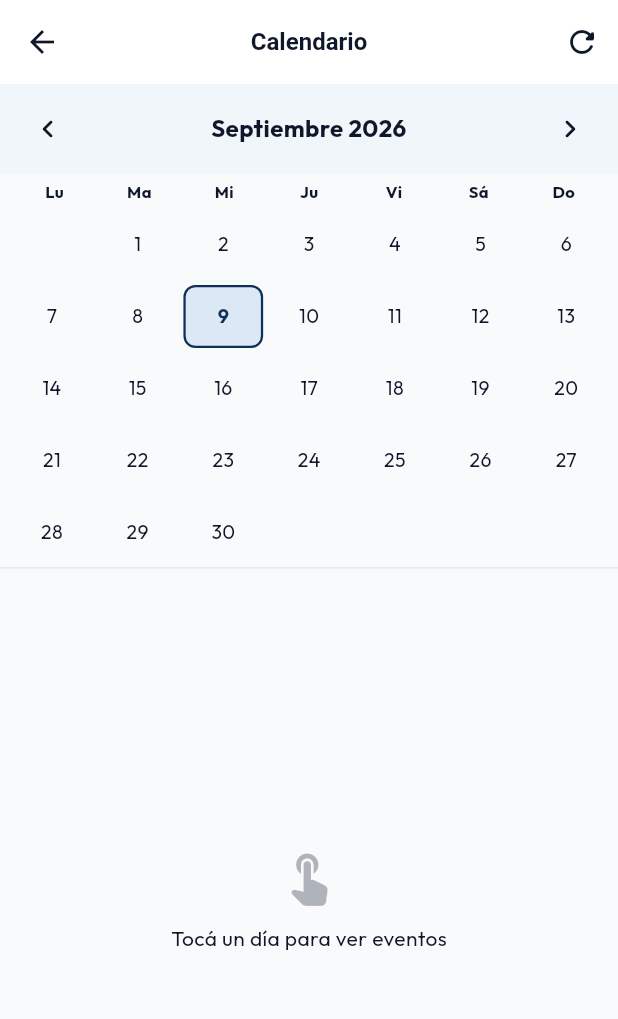
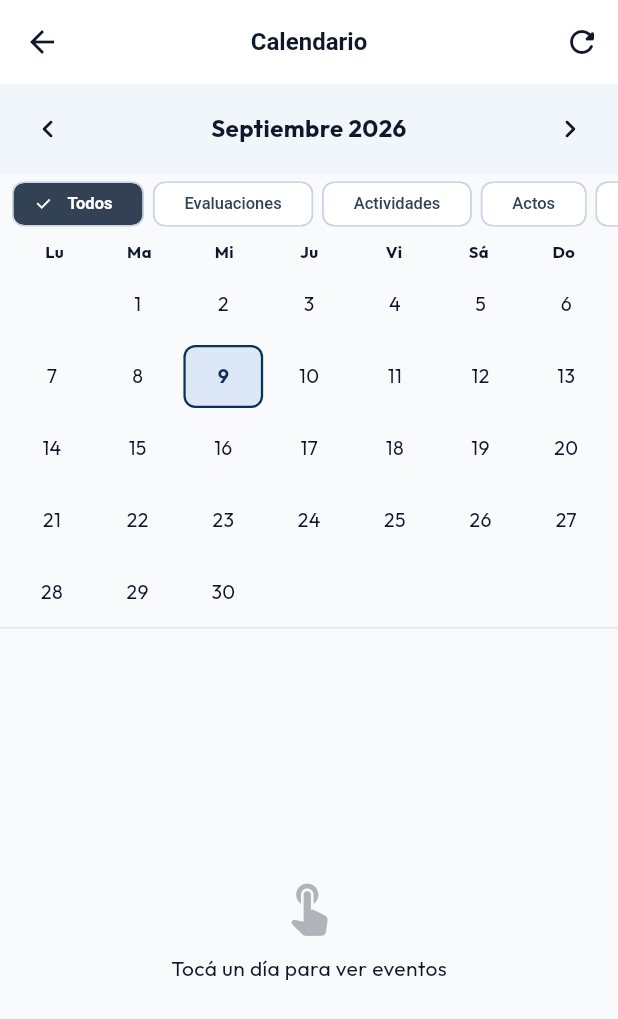
Before and after one commit to ludmiydanideveloper/gestion-educativa, a Flutter app: the CalendarioDocente screen opened directly, after a tap on the "refresh" icon, on a phone screen of 412 x 824 dp. Shown: the top 1019 px of the screen. Run offline on Flutter 3.47's test engine with Material 3 defaults, Android fonts, the phone set to English and light mode, and no system bars; our stand-ins replace file_picker, google_fonts, supabase_flutter; missing offline and left inert: dart:html; accounts and stored records are empty; key blocks and very long unbroken strings in the code were emptied for the run.

Commit message:
feat(calendario): admin/preceptor ve todos los eventos + filtro por tipo
- El calendario acotaba los eventos a los cursos del usuario; un admin (0 materias)
  no veia casi nada. Ahora admin/preceptor carga todos los eventos de la escuela
  (obtenerTodosLosEventosCalendario) y el selector de curso del alta lista todos
  los cursos.
- Chips de filtro por tipo: Todos / Evaluaciones / Actividades / Actos / Reuniones.
- "+ Agregar evento" ya no queda deshabilitado: si no hay dia elegido arranca en hoy,
  y el formulario permite cambiar la fecha con un date picker.
- Los TEMARIO nunca se muestran (tienen su Libro de Temas).

Co-Authored-By: Claude Sonnet 5 <noreply@anthropic.com>

```diff
--- a/lib/widgets/calendario_docente.dart
+++ b/lib/widgets/calendario_docente.dart
@@ -30,6 +30,9 @@ class CalendarioDocente extends StatefulWidget {
 /// Ámbito de eventos que se muestran cuando el calendario se abre desde una materia.
 enum _FiltroCal { estaMateria, esteCurso, todas }
 
+/// Filtro por tipo de evento (para admin/preceptor y también útil al docente).
+enum _TipoFiltro { todos, evaluaciones, actividades, actos, reuniones }
+
 class _CalendarioDocenteState extends State<CalendarioDocente> {
   final _service = SupabaseService();
 
@@ -53,6 +56,13 @@ class _CalendarioDocenteState extends State<CalendarioDocente> {
           ? _FiltroCal.estaMateria
           : _FiltroCal.esteCurso);
 
+  _TipoFiltro _tipoFiltro = _TipoFiltro.todos;
+
+  String get _rol =>
+      Supabase.instance.client.auth.currentUser?.userMetadata?['rol'] as String? ??
+      'DOCENTE';
+  bool get _esAdmin => _rol == 'ADMIN' || _rol == 'PRECEPTOR';
+
   static const _meses = [
     'Enero', 'Febrero', 'Marzo', 'Abril', 'Mayo', 'Junio',
     'Julio', 'Agosto', 'Septiembre', 'Octubre', 'Noviembre', 'Diciembre',
@@ -72,45 +82,68 @@ class _CalendarioDocenteState extends State<CalendarioDocente> {
   Future<void> _cargarTodo() async {
     setState(() => _cargando = true);
     try {
-      // 1. Obtener cursos del docente
+      // 1. Cursos para el selector de "nuevo evento".
+      //    Admin/preceptor: todos los cursos. Docente: sólo los que dicta.
+      if (_esAdmin) {
+        final cursos = await _service.fetchCursos();
+        _cursos = cursos
+            .map((c) => {'curso_id': c['curso_id'], 'nombre': c['identificador_division']})
+            .toList();
+      } else {
+        try {
           final docenteId = await _service.obtenerDocenteIdActual();
           final materias = await _service.fetchMateriasPorDocente(docenteId);
-
-      // Agrupar cursos únicos
           final cursosMap = <String, Map<String, dynamic>>{};
           for (final m in materias) {
             final cId = m['curso_id'] as String;
             cursosMap[cId] = {'curso_id': cId, 'nombre': m['identificador_division']};
           }
           _cursos = cursosMap.values.toList();
+        } catch (_) {
+          _cursos = [];
+        }
+      }
 
-      // 2. Cargar eventos de todos los cursos.
-      // obtenerCalendarioPorCurso() devuelve los eventos del curso Y los generales
-      // (curso_id null), así que un evento general vuelve una vez por cada curso del
-      // docente. Se deduplica por id antes de armar el mapa por día.
       final Map<String, Map<String, dynamic>> eventosUnicos = {};
-
       void registrar(Map<String, dynamic> e, String nombreCurso) {
-        // La PK de acad_calendario es evento_id (se deja 'id' como respaldo).
         final id = (e['evento_id'] ?? e['id'])?.toString();
         final clave = id ?? '${e['fecha']}|${e['titulo']}|${e['curso_id']}';
         if (eventosUnicos.containsKey(clave)) return;
         eventosUnicos[clave] = {...e, '_curso_nombre': nombreCurso};
       }
 
+      String nombreDeCurso(String? cursoId) {
+        if (cursoId == null || cursoId.isEmpty) return 'General';
+        final c = _cursos.firstWhere(
+          (x) => x['curso_id'] == cursoId,
+          orElse: () => const {},
+        );
+        return c['nombre']?.toString() ?? 'Curso';
+      }
+
+      if (_esAdmin) {
+        // Admin/preceptor ve TODOS los eventos de la escuela.
+        final todos = await _service.obtenerTodosLosEventosCalendario();
+        for (final e in todos) {
+          registrar(e, nombreDeCurso(e['curso_id']?.toString()));
+        }
+      } else {
+        // Docente: eventos de sus cursos + los generales (curso_id null).
+        // obtenerCalendarioPorCurso() ya incluye los generales, así que se
+        // deduplica por id.
         for (final curso in _cursos) {
           final cursoId = curso['curso_id'] as String;
-        final eventos = await _service.obtenerCalendarioPorCurso(cursoId, soloPublicos: false);
+          final eventos =
+              await _service.obtenerCalendarioPorCurso(cursoId, soloPublicos: false);
           for (final e in eventos) {
-          final esGeneral = e['curso_id'] == null;
-          registrar(e, esGeneral ? 'General' : (curso['nombre']?.toString() ?? 'Curso'));
+            registrar(e, e['curso_id'] == null ? 'General' : nombreDeCurso(cursoId));
           }
         }
-
-      // También cargar eventos generales (sin curso)
-      final generales = await _service.obtenerCalendarioPorCurso(null, soloPublicos: false);
+        final generales =
+            await _service.obtenerCalendarioPorCurso(null, soloPublicos: false);
         for (final e in generales) {
           registrar(e, 'General');
+        }
       }
 
       _eventosCrudos = eventosUnicos.values.toList();
@@ -139,8 +172,44 @@ class _CalendarioDocenteState extends State<CalendarioDocente> {
     _eventosPorDia = nuevos;
   }
 
-  /// ¿El evento entra en el ámbito elegido (esta materia / este curso / todas)?
+  String _labelFiltroTipo(_TipoFiltro f) {
+    switch (f) {
+      case _TipoFiltro.todos:
+        return 'Todos';
+      case _TipoFiltro.evaluaciones:
+        return 'Evaluaciones';
+      case _TipoFiltro.actividades:
+        return 'Actividades';
+      case _TipoFiltro.actos:
+        return 'Actos';
+      case _TipoFiltro.reuniones:
+        return 'Reuniones';
+    }
+  }
+
+  /// ¿El evento pasa el filtro por tipo (Todos / Evaluaciones / …)?
+  bool _pasaTipo(Map<String, dynamic> e) {
+    final tipo = (e['tipo_evento'] ?? '').toString().toUpperCase();
+    final esActo = (e['titulo'] ?? '').toString().toLowerCase().contains('acto');
+    switch (_tipoFiltro) {
+      case _TipoFiltro.todos:
+        return true;
+      case _TipoFiltro.evaluaciones:
+        return tipo == 'EVALUACION';
+      case _TipoFiltro.actividades:
+        return tipo == 'ACTIVIDAD' && !esActo;
+      case _TipoFiltro.actos:
+        return esActo;
+      case _TipoFiltro.reuniones:
+        return tipo == 'REUNION';
+    }
+  }
+
+  /// ¿El evento entra en el ámbito + tipo elegidos?
   bool _pasaFiltro(Map<String, dynamic> e) {
+    // El Libro de Temas tiene su propia vista; acá nunca se muestran.
+    if ((e['tipo_evento'] ?? '').toString().toUpperCase() == 'TEMARIO') return false;
+    if (!_pasaTipo(e)) return false;
     if (_filtro == _FiltroCal.todas) return true;
     final cursoEv = e['curso_id']?.toString();
     final materiaEv = e['materia_id']?.toString();
@@ -278,6 +347,7 @@ class _CalendarioDocenteState extends State<CalendarioDocente> {
         (evento['titulo'] ?? '').toString().startsWith('[INTERNO]');
     bool notificarPadres = false;
     bool notificarDocentes = false;
+    DateTime fechaSel = fecha;
 
     showModalBottomSheet(
       context: context,
@@ -295,11 +365,31 @@ class _CalendarioDocenteState extends State<CalendarioDocente> {
               mainAxisSize: MainAxisSize.min,
               crossAxisAlignment: CrossAxisAlignment.start,
               children: [
+                Row(
+                  children: [
                     Text(
-                  '${editando ? 'Editar evento' : 'Nuevo evento'} — '
-                  '${fecha.day.toString().padLeft(2, '0')}/'
-                  '${fecha.month.toString().padLeft(2, '0')}/${fecha.year}',
+                      editando ? 'Editar evento' : 'Nuevo evento',
                       style: const TextStyle(fontWeight: FontWeight.bold, fontSize: 16),
+                    ),
+                    const Spacer(),
+                    OutlinedButton.icon(
+                      icon: const Icon(Icons.event_rounded, size: 16),
+                      label: Text(
+                        '${fechaSel.day.toString().padLeft(2, '0')}/'
+                        '${fechaSel.month.toString().padLeft(2, '0')}/${fechaSel.year}',
+                        style: const TextStyle(fontSize: 13),
+                      ),
+                      onPressed: () async {
+                        final picked = await showDatePicker(
+                          context: ctx,
+                          initialDate: fechaSel,
+                          firstDate: DateTime(fechaSel.year - 1),
+                          lastDate: DateTime(fechaSel.year + 2),
+                        );
+                        if (picked != null) setS(() => fechaSel = picked);
+                      },
+                    ),
+                  ],
                 ),
                 const SizedBox(height: 16),
 
@@ -427,14 +517,14 @@ class _CalendarioDocenteState extends State<CalendarioDocente> {
                                   eventoId: (evento['evento_id'] ?? evento['id']).toString(),
                                   titulo: esInterno ? '[INTERNO] $t' : t,
                                   descripcion: esInterno ? '[INTERNO] $d' : d,
-                                  fecha: _clave(fecha),
+                                  fecha: _clave(fechaSel),
                                   tipoEvento: tipoSeleccionado,
                                 );
                               } else {
                                 await _service.crearEventoCalendario(
                                   titulo: tituloCtrl.text.trim(),
                                   descripcion: descCtrl.text.trim(),
-                                  fecha: _clave(fecha),
+                                  fecha: _clave(fechaSel),
                                   tipoEvento: tipoSeleccionado,
                                   cursoId: cursoSeleccionadoId,
                                   materiaId: _filtro == _FiltroCal.estaMateria
@@ -570,12 +660,12 @@ class _CalendarioDocenteState extends State<CalendarioDocente> {
                       DateTime(_mesActual.year, _mesActual.month + 1);
                 }),
               ),
-              // Botón agregar evento (solo Admin/Preceptor y si hay día seleccionado)
+              // Botón agregar evento (Admin/Preceptor). Si no hay día
+              // seleccionado, el formulario arranca en el día de hoy.
               if (puedeAgregar)
                 FilledButton.icon(
-                  onPressed: _diaSeleccionado != null
-                      ? () => _abrirFormNuevoEvento(_diaSeleccionado!)
-                      : null,
+                  onPressed: () => _abrirFormNuevoEvento(
+                      _diaSeleccionado ?? DateTime.now()),
                   icon: const Icon(Icons.add_rounded, size: 16),
                   label: const Text('+ Agregar evento', style: TextStyle(fontSize: 12)),
                   style: FilledButton.styleFrom(
@@ -625,6 +715,30 @@ class _CalendarioDocenteState extends State<CalendarioDocente> {
                   _recomputarEventos();
                 }),
               ),
+            ),
+          ),
+
+        // ── Filtro por tipo de evento ────────────────────────────────
+        SizedBox(
+          height: 40,
+          child: ListView(
+            scrollDirection: Axis.horizontal,
+            padding: const EdgeInsets.symmetric(horizontal: 8, vertical: 4),
+            children: [
+              for (final f in _TipoFiltro.values)
+                Padding(
+                  padding: const EdgeInsets.only(right: 6),
+                  child: ChoiceChip(
+                    label: Text(_labelFiltroTipo(f), style: const TextStyle(fontSize: 11)),
+                    selected: _tipoFiltro == f,
+                    visualDensity: VisualDensity.compact,
+                    onSelected: (_) => setState(() {
+                      _tipoFiltro = f;
+                      _recomputarEventos();
+                    }),
+                  ),
+                ),
+            ],
           ),
         ),
 
```
Lines whose indentation alone changed are shown as unchanged.
